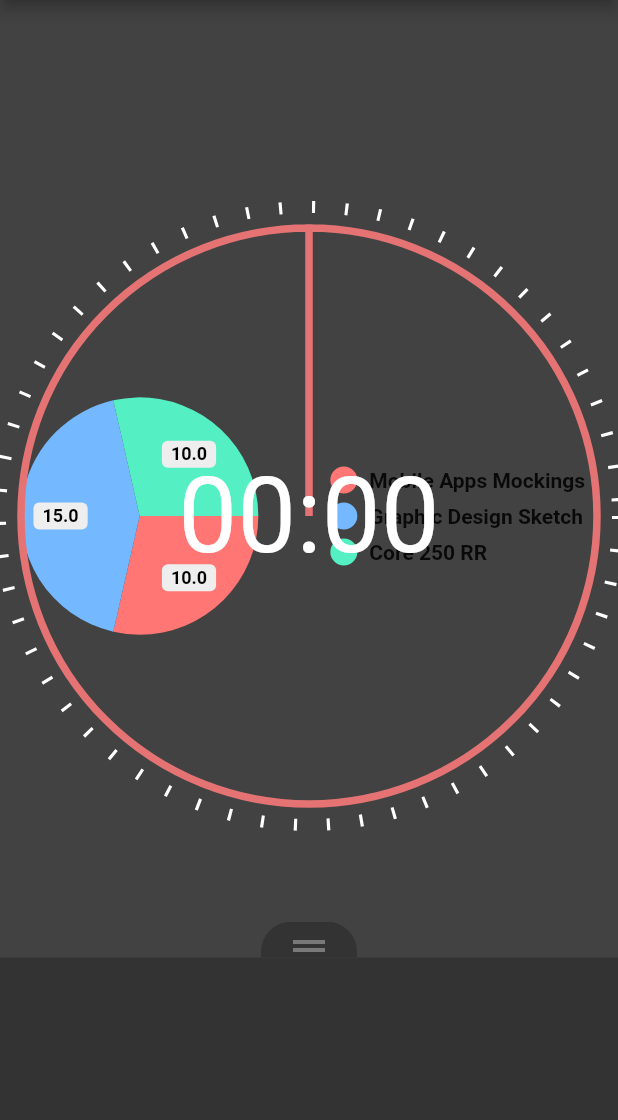
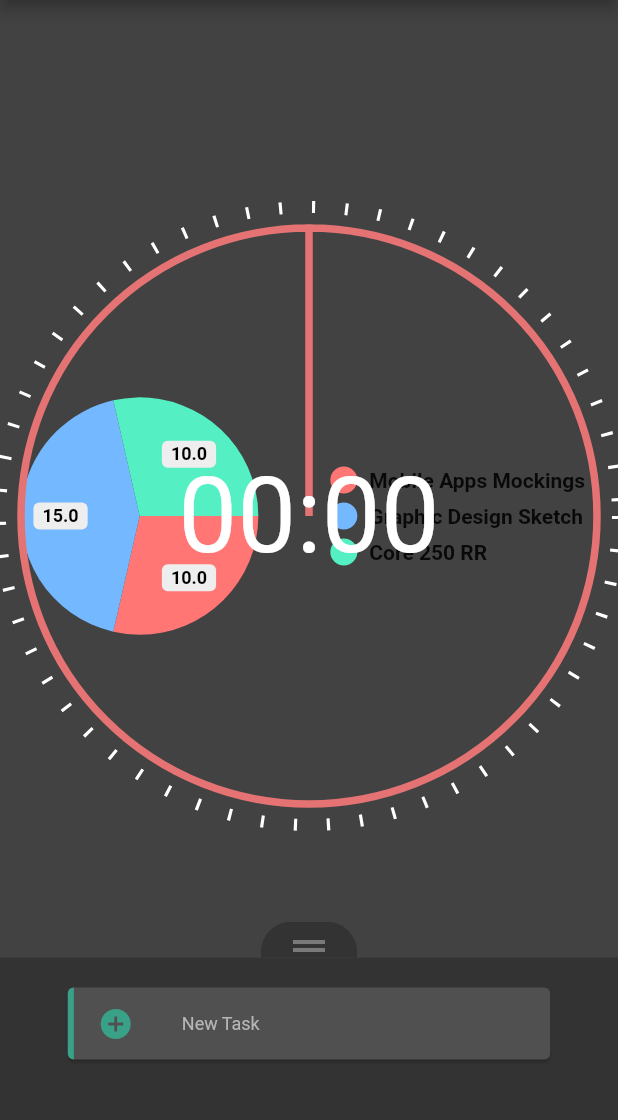
Before and after one commit to elmmo/PieTime, a Flutter app: the screen it shows after launch, on a phone screen of 412 x 824 dp, the part 84-1204 px from its top. Run offline on Flutter 3.47's test engine with Material 2 defaults, Android fonts, the phone set to English and light mode, and no system bars; drawn by our look-alikes of dotted_border, pie_chart; our stand-ins replace google_fonts; missing offline and left inert: flutter_duration_picker; Roboto replaces fonts that are missing (Almarai).

Commit message:
implement task list and refactor bottom drawer

```diff
--- a/lib/OrgComponents.dart
+++ b/lib/OrgComponents.dart
@@ -3,8 +3,23 @@ import 'package:pie_chart/pie_chart.dart';
 import 'timer_face/PieTimer.dart';
 import 'tasks/BottomDrawer.dart';
 import 'timer_face/Util.dart';
+import 'TimeKeeper.dart';
 
-class OrgComponents {
+// static functions meant to be used across the app, non-static functions are for
+// pages that require the main timer and task drawer (should only be home)
+class OrgComponents extends StatelessWidget {
+
+  Widget build(BuildContext context) {
+    Duration time = TimeKeeper.of(context).time;
+    return Scaffold(
+      drawer: generateSideDrawer(),
+      appBar: generateAppBar(context),
+      // Contains everything below the Appbar
+      backgroundColor: Colors.grey[800],
+      body: generateAppBody(time),
+    );
+  }
+
   // Hamburger menu on the Appbar to the left
   static Widget generateSideDrawer() {
     return Drawer(
@@ -36,7 +51,7 @@ class OrgComponents {
   }
 
   // standard app bar across PieTime
-  static Widget generateAppBar(BuildContext context) {
+  static AppBar generateAppBar(BuildContext context) {
     return AppBar(
       title: Text(
         'PieTime',
@@ -59,8 +74,8 @@ class OrgComponents {
     );
   }
 
-  // everything below the app bar on the main page
-  static Widget generateAppBody(ThemeData theme, Duration duration, PieTimer timer) {
+    // everything below the app bar on the main page
+  Widget generateAppBody(Duration time) {
     Map<String, double> dataMap = new Map();
     dataMap.putIfAbsent("Mobile Apps Mockings", () => 10);
     dataMap.putIfAbsent("Graphic Design Sketch", () => 15);
@@ -85,10 +100,10 @@ class OrgComponents {
                 fontSize: 20,
               ),
             ),
-            timer,
+            new PieTimer(time),  // PIE TIMER
           ],
         )),
-        BottomDrawer(duration)
+        new BottomDrawer()     // BOTTOM DRAWER
       ],
     );
   }
--- /dev/null
+++ b/lib/TimeKeeper.dart
@@ -0,0 +1,15 @@
+import 'package:flutter/material.dart';
+
+class TimeKeeper extends InheritedWidget {
+  final Duration time;
+
+  TimeKeeper(this.time, {Widget child}) : super(child: child);
+
+  @override
+  bool updateShouldNotify(TimeKeeper old) =>
+    time != old.time;
+
+  static TimeKeeper of(BuildContext context) {
+    return context.dependOnInheritedWidgetOfExactType<TimeKeeper>();
+  }
+}
--- a/lib/main.dart
+++ b/lib/main.dart
@@ -2,7 +2,7 @@ import 'package:flutter/material.dart';
 import 'package:google_fonts/google_fonts.dart';
 import 'OrgComponents.dart';
 import 'timer_face/SetTime.dart';
-import 'timer_face/PieTimer.dart';
+import 'TimeKeeper.dart';
 
 void main() => runApp(new PieTimerApp());
 
@@ -14,15 +14,7 @@ class PieTimerApp extends StatefulWidget {
 
 // entry for the rest of the app
 class _PieTimerAppState extends State<PieTimerApp> {
-  Duration _timerDuration;
-  PieTimer _timer;
-
-  @override
-  void initState() {
-    _timerDuration = new Duration(seconds: 0);
-    _timer = new PieTimer(_timerDuration);
-    super.initState();
-  }
+  Duration _maxTime = Duration.zero;
 
   Widget build(BuildContext context) {
     return MaterialApp(
@@ -41,13 +33,7 @@ class _PieTimerAppState extends State<PieTimerApp> {
         '/setTime': (BuildContext context) => SetTime(_sendDuration, context),
       },
       home: Builder(
-        builder: (context) => Scaffold(
-          drawer: OrgComponents.generateSideDrawer(),
-          appBar: OrgComponents.generateAppBar(context),
-          // Contains everything below the Appbar
-          backgroundColor: Colors.grey[800],
-          body: OrgComponents.generateAppBody(Theme.of(context), _timerDuration, _timer),
-        ),
+        builder: (context) => TimeKeeper(_maxTime, child: OrgComponents())
       )
     );
   }
@@ -55,8 +41,7 @@ class _PieTimerAppState extends State<PieTimerApp> {
   // callback for transferring duration across classes
   void _sendDuration(Duration newTime, BuildContext context) {
     setState(() {
-      _timerDuration = newTime;
-      _timer = new PieTimer(_timerDuration);
+      _maxTime = newTime;
     });
     Navigator.pop(context);
   }
--- a/lib/tasks/BottomDrawer.dart
+++ b/lib/tasks/BottomDrawer.dart
@@ -1,13 +1,10 @@
 import 'package:flutter/material.dart';
 import 'Task.dart';
 import 'TaskList.dart';
-// import 'ItemModal.dart';
+import 'ItemModal.dart';
+import '../TimeKeeper.dart';
 
 class BottomDrawer extends StatefulWidget {
-
-  final Duration totalDuration;
-
-  BottomDrawer(this.totalDuration);
 
   @override
   _BottomDrawerState createState() => _BottomDrawerState();
@@ -25,11 +22,17 @@ class _BottomDrawerState extends State<BottomDrawer> {
 
   void initState() {
     list = new TaskList();
+    list.createAddButton();
+    list.maxTime = Duration.zero;
     super.initState();
   }
 
   @override
   Widget build(BuildContext context) {
+    if (TimeKeeper.of(context) != null) {
+      final time = TimeKeeper.of(context).time;
+      list.maxTime = time;
+    }
     // this is the component that allows dragging up and down
     return DraggableScrollableSheet(
       initialChildSize: 0.2,
@@ -85,38 +88,20 @@ class _BottomDrawerState extends State<BottomDrawer> {
                         )
                       ),
                       onTap: () {
-                        // Same modal is shown with slight tweaks based on whether the tapped card is the "new item" card or not
-                        if (task.isNew) {
                         showDialog(
                           context: context,
                           builder: (context) {
                             return ItemModal(
+                              task: task,
                               totalDuration: list.maxTime,
                               taskDuration: task.time,
-                                  color: newColor,
-                                  onUpdate: task.update,
-                                  onDelete: list.deleteTask,
-                                  isCompleted: task.completed,
+                              timeChecker: list.isTimeValid,
+                              color: (task.isNew ? list.newItemColor : list.defaultColor),
+                              onUpdate: updateCard,
+                              onDelete: deleteCard,
                             );
                           }
                         );
-                        } else {
-                          showDialog(
-                            context: context,
-                            builder: (context) {
-                              return ItemModal(
-                                totalDuration: list.maxTime,
-                                taskDuration: task.time,
-                                color: list.defaultColor,
-                                onUpdate: task.update,
-                                onDelete: list.deleteTask,
-                                oldTitle: task.title,
-                                oldTime: task.time,
-                                isCompleted: task.completed
-                              );
-                            }
-                          );
-                        }
                       }
                     );
                   },
@@ -144,6 +129,7 @@ class _BottomDrawerState extends State<BottomDrawer> {
     );
   }
 
+  // creates the main section of the card
   Widget getCardBody(Task task) {
     return Expanded(
       child: ListTile(
@@ -158,11 +144,28 @@ class _BottomDrawerState extends State<BottomDrawer> {
               size: 24,
               color: task.color
             ),
-            onPressed: () => task.update(false, isComplete: true)
+            onPressed: () {
+              return updateCard(task: task, isComplete: (task.completed ? false : true));
+            }
           ),
         title: Text(task.title, style: TextStyle(color: cardTextColor, fontSize: 12)),
       )
     );
   }
 
+  void updateCard({Task task, bool isComplete, Duration newTime, String newTitle}) {
+    if (list.getTaskAt(list.getLength()-1) == task) {
+      list.createAddButton();
     }
+    setState(() {
+      list.updateTask(task: task, title: newTitle, newTime: newTime, isComplete: isComplete);
+    });
+  }
+
+  void deleteCard(Task task) {
+    setState(() {
+      list.deleteTask(task);
+    });
+  }
+
+}
--- a/lib/tasks/Task.dart
+++ b/lib/tasks/Task.dart
@@ -10,6 +10,7 @@ class Task {
   Color color;
 
   Task(this.id, this.timeCheck) {
+    this.title = "New Task";
     this.completed = false;
     this.isNew = true;
   }
@@ -21,7 +22,10 @@ class Task {
       return false;
     }
     if (newTitle != null) title = newTitle;
-    if (newTime != null) time = newTime;
+    if (newTime != null) {
+      time = newTime;
+      isNew = false;
+    }
     if (isComplete != null) completed = isComplete;
     if (newColor != null) color = newColor;
     return true;
--- a/lib/tasks/TaskList.dart
+++ b/lib/tasks/TaskList.dart
@@ -8,8 +8,8 @@ class TaskList {
   int id;
 
   // colors - assigned color will be overriden if user sets task colors individually
-  Color newItemColor; // the color used for the "new item" card
-  Color defaultColor; // the color used by default for cards
+  Color newItemColor = Color.fromRGBO(57, 161, 135, 1); // the color used for the "new item" card
+  Color defaultColor = Color.fromRGBO(150, 0, 0, 1); // the color used by default for cards
 
   TaskList() {
     maxTime = Duration.zero;
@@ -26,7 +26,7 @@ class TaskList {
 
   void createAddButton() {
     list[id] = new Task(id, null);
-    list[id].update(true, newColor: newItemColor);
+    list[id].update(true, newTitle: "New Task", newColor: newItemColor);
     id++;
   }
 
@@ -49,20 +49,28 @@ class TaskList {
   }
 
   // updates a given task based on its id after checking time (if time set)
-  bool updateTask(id, {Task t, String title, Duration time, bool isComplete, Color newColor}) {
-    if (time != null) {
-      if (isTimeValid(time)) {
-        list[list.length-1].update(true, newTime: time);
+  bool updateTask({Task task, String title, Duration newTime, bool isComplete, Color newColor}) {
+    if (task == null) return false;
+    if (newColor != null) {
+      task.update(true, newColor: newColor);
+    } else if (task.isNew) {
+      // if task is newly updated
+      task.update(true, newColor: defaultColor);
+    }
+    if (newTime != null) {
+      if (isTimeValid(newTime)) {
+        task.update(true, newTime: newTime);
+        timeUsed += newTime;
       } else {
         // if requested duration is greater than the set time
         return false;
       }
     }
     if (title != null) {
-      list[list.length-1].update(true, newTitle: title);
+      task.update(true, newTitle: title);
     }
     if (isComplete != null) {
-      list[list.length-1].update(true, isComplete: isComplete);
+      task.update(true, isComplete: isComplete);
     }
     return true;
   }
@@ -84,7 +92,5 @@ class TaskList {
     return null;
   }
 
-  bool isTimeValid(Duration t) {
-    return timeUsed + t <= maxTime;
-  }
+  bool isTimeValid(Duration t) => (timeUsed + t <= maxTime);
 }
--- a/lib/timer_face/PieTimer.dart
+++ b/lib/timer_face/PieTimer.dart
@@ -98,7 +98,6 @@ class _PieTimerState extends State<PieTimer> with TickerProviderStateMixin {
 
   // creates the floating action button that triggers the timer
   void generateToggleButton() {
-    print(_controller.duration);
     if (_controller.duration > Duration(milliseconds: 0)) {
       FloatingActionButton button = FloatingActionButton.extended(
         onPressed: _switchStatus,
```
Also changed, not shown: lib/tasks/ItemModal.dart (+25 -52 lines). Lines whose indentation alone changed are shown as unchanged.
